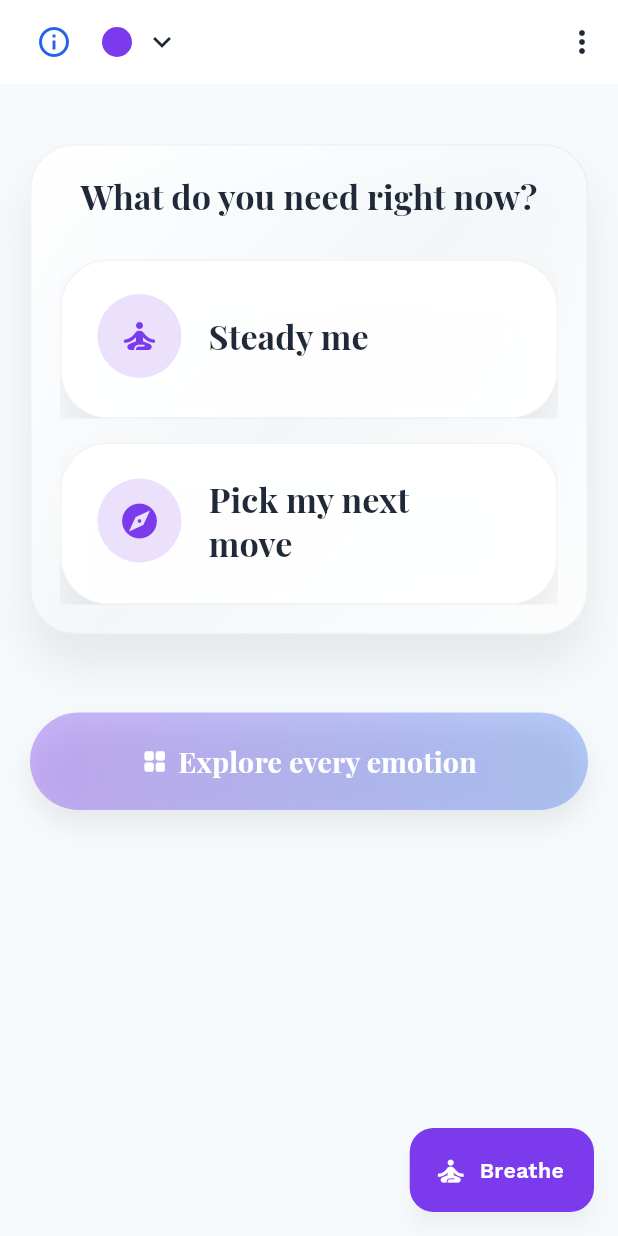
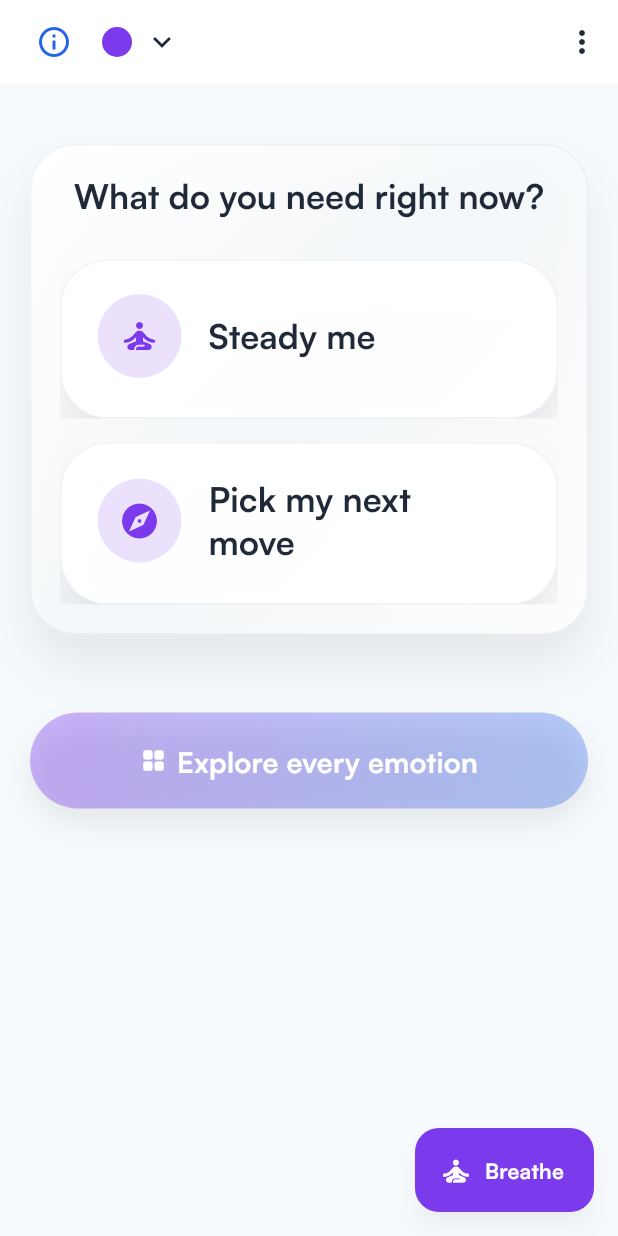
Before and after one commit to GlockTwentyFive/feelbetter, a Flutter app: the screen it shows after launch, on a phone screen of 412 x 824 dp. Run offline on Flutter 3.47's test engine with Material 3 defaults, Android fonts, the phone set to English and light mode, and no system bars; our stand-ins replace shared_preferences.

Commit message:
used satoshi as default font for better readability

```diff
--- a/lib/theme/app_theme.dart
+++ b/lib/theme/app_theme.dart
@@ -1,5 +1,4 @@
 import 'package:flutter/material.dart';
-import 'package:google_fonts/google_fonts.dart';
 
 // ---------------------------------------------------------------------------
 // Theme token model
@@ -240,25 +239,22 @@ class AppTheme {
       scrim: tokens.shadowColor.withValues(alpha: tokens.isDark ? 0.8 : 0.4),
     );
 
-    final headlineFont = GoogleFonts.playfairDisplay;
-    final bodyFont = GoogleFonts.workSans;
-
-    final textTheme = TextTheme(
-      displayLarge: headlineFont(textStyle: const TextStyle(fontSize: 56, fontWeight: FontWeight.w600)),
-      displayMedium: headlineFont(textStyle: const TextStyle(fontSize: 48, fontWeight: FontWeight.w600)),
-      displaySmall: headlineFont(textStyle: const TextStyle(fontSize: 38, fontWeight: FontWeight.w600)),
-      headlineLarge: headlineFont(textStyle: const TextStyle(fontSize: 34, fontWeight: FontWeight.w600)),
-      headlineMedium: headlineFont(textStyle: const TextStyle(fontSize: 30, fontWeight: FontWeight.w600)),
-      headlineSmall: headlineFont(textStyle: const TextStyle(fontSize: 26, fontWeight: FontWeight.w600)),
-      titleLarge: headlineFont(textStyle: const TextStyle(fontSize: 24, fontWeight: FontWeight.w600)),
-      titleMedium: headlineFont(textStyle: const TextStyle(fontSize: 20, fontWeight: FontWeight.w600)),
-      titleSmall: headlineFont(textStyle: const TextStyle(fontSize: 18, fontWeight: FontWeight.w600)),
-      bodyLarge: bodyFont(textStyle: const TextStyle(fontSize: 17, fontWeight: FontWeight.w500, height: 1.48)),
-      bodyMedium: bodyFont(textStyle: const TextStyle(fontSize: 15.5, fontWeight: FontWeight.w500, height: 1.48)),
-      bodySmall: bodyFont(textStyle: const TextStyle(fontSize: 14, fontWeight: FontWeight.w500, height: 1.46)),
-      labelLarge: bodyFont(textStyle: const TextStyle(fontSize: 15, fontWeight: FontWeight.w600, letterSpacing: 0.2)),
-      labelMedium: bodyFont(textStyle: const TextStyle(fontSize: 13.5, fontWeight: FontWeight.w600, letterSpacing: 0.3)),
-      labelSmall: bodyFont(textStyle: const TextStyle(fontSize: 12.5, fontWeight: FontWeight.w600, letterSpacing: 0.4)),
+    final textTheme = const TextTheme(
+      displayLarge: TextStyle(fontSize: 56, fontWeight: FontWeight.w600),
+      displayMedium: TextStyle(fontSize: 48, fontWeight: FontWeight.w600),
+      displaySmall: TextStyle(fontSize: 38, fontWeight: FontWeight.w600),
+      headlineLarge: TextStyle(fontSize: 34, fontWeight: FontWeight.w600),
+      headlineMedium: TextStyle(fontSize: 30, fontWeight: FontWeight.w600),
+      headlineSmall: TextStyle(fontSize: 26, fontWeight: FontWeight.w600),
+      titleLarge: TextStyle(fontSize: 24, fontWeight: FontWeight.w600),
+      titleMedium: TextStyle(fontSize: 20, fontWeight: FontWeight.w600),
+      titleSmall: TextStyle(fontSize: 18, fontWeight: FontWeight.w600),
+      bodyLarge: TextStyle(fontSize: 17, fontWeight: FontWeight.w500, height: 1.48),
+      bodyMedium: TextStyle(fontSize: 15.5, fontWeight: FontWeight.w500, height: 1.48),
+      bodySmall: TextStyle(fontSize: 14, fontWeight: FontWeight.w500, height: 1.46),
+      labelLarge: TextStyle(fontSize: 15, fontWeight: FontWeight.w600, letterSpacing: 0.2),
+      labelMedium: TextStyle(fontSize: 13.5, fontWeight: FontWeight.w600, letterSpacing: 0.3),
+      labelSmall: TextStyle(fontSize: 12.5, fontWeight: FontWeight.w600, letterSpacing: 0.4),
     ).apply(
       displayColor: tokens.textPrimary,
       bodyColor: tokens.textPrimary,
@@ -273,6 +269,7 @@ class AppTheme {
       scaffoldBackgroundColor: tokens.backgroundPrimary,
       canvasColor: tokens.backgroundPrimary,
       visualDensity: VisualDensity.adaptivePlatformDensity,
+      fontFamily: 'Satoshi',
       pageTransitionsTheme: const PageTransitionsTheme(
         builders: {
           TargetPlatform.android: ZoomPageTransitionsBuilder(),
```
Also changed, not shown: pubspec.yaml (+14 -1 lines), assets/fonts/Satoshi-Black.otf (added), assets/fonts/Satoshi-Bold.otf (added), assets/fonts/Satoshi-Light.otf (added), assets/fonts/Satoshi-Medium.otf (added), assets/fonts/Satoshi-Regular.otf (added).
